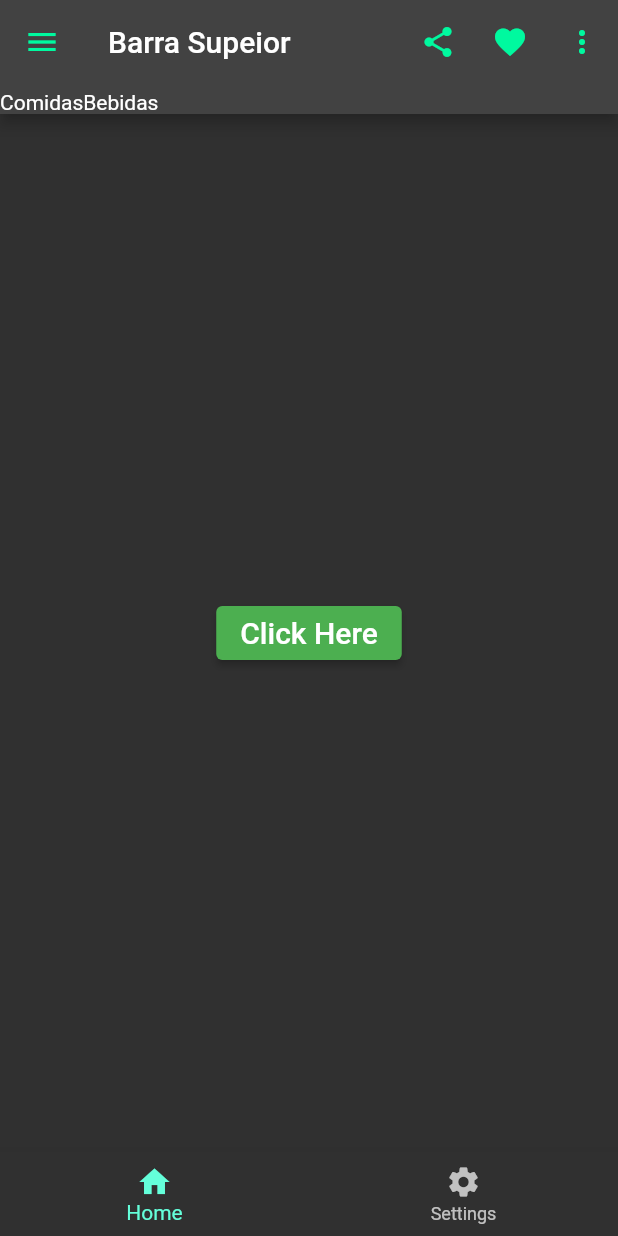
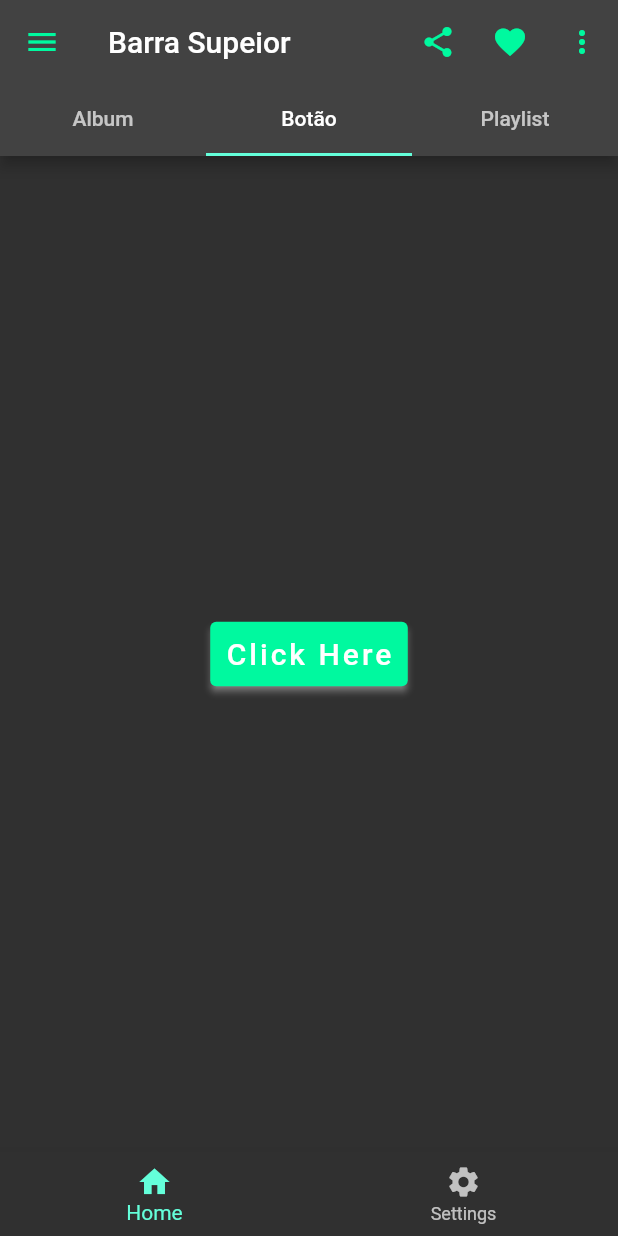
Before and after one commit to Mauricio-Silva/FirstApp, a Flutter app: the screen it shows after launch, on a phone screen of 412 x 824 dp. Run offline on Flutter 3.47's test engine with Material 2 defaults, Android fonts, the phone set to English and light mode, and no system bars.

Commit message:
Aula_25_04_2022

```diff
--- a/lib/main.dart
+++ b/lib/main.dart
@@ -11,7 +11,11 @@ class FirstApp extends StatelessWidget {
   Widget build(BuildContext context) {
     return MaterialApp(
       debugShowCheckedModeBanner: false,
-      home: Scaffold(
+      theme: ThemeData.dark(),
+      home: DefaultTabController(
+        initialIndex: 1,
+        length: 3,
+        child: Scaffold(
           //=======================================================[ App Bar ]===-->
           appBar: AppBar(
             //====================================[ Leading ]===-->
@@ -43,22 +47,33 @@ class FirstApp extends StatelessWidget {
               ),
             ],
             //====================================[ Bottom ]===-->
-          bottom: PreferredSize(
-            child: Row(
-              children: const <Widget>[
-                Text("Comidas"),
-                Text("Bebidas"),
+            bottom: const TabBar(
+              tabs: <Widget>[
+                Tab(icon: Text("Album")),
+                Tab(icon: Text("Botão")),
+                Tab(icon: Text("Playlist")),
               ],
-            ),
-            // TabBar
-            preferredSize: const Size(00, 20),
             ),
           ),
           //=======================================================[ Body ]===-->
-        body: Container(
+          body: TabBarView(
+            children: <Widget>[
+              const Center(
+                child: Text("The Album is Here!"),
+              ),
+              Container(
                 alignment: Alignment.center,
                 child: const LittleButton(),
               ),
+              const Center(
+                child: Text("The Playlist is Here!"),
+              ),
+            ],
+          ),
+          // body: Container(
+          //   alignment: Alignment.center,
+          //   child: const LittleButton(),
+          // ),
           //=======================================================[ Drawer ]===-->
           drawer: Drawer(
             child: ListView(
@@ -98,7 +113,7 @@ class FirstApp extends StatelessWidget {
             ],
           ),
         ),
-      theme: ThemeData.dark(),
+      ),
     );
   }
 }
@@ -114,12 +129,20 @@ class LittleButton extends StatelessWidget {
   Widget build(BuildContext context) {
     return ElevatedButton(
         child: const Text("Click Here",
-            style: TextStyle(color: Colors.white, fontSize: 20)),
+            style: TextStyle(
+              color: Colors.white,
+              fontSize: 20,
+              letterSpacing: 2.0,
+            )),
         // onPressed: _click,
         onPressed: () {
           print("The User has clicked");
         },
-        style: ElevatedButton.styleFrom(primary: Colors.green));
+        style: ElevatedButton.styleFrom(
+          primary: const Color(0xff00f99f),
+          padding: const EdgeInsets.all(10.0),
+          shadowColor: const Color(0xffffffff),
+        ));
   }
 }
 
```
Also changed, not shown: 1 other file. Lines whose indentation alone changed are shown as unchanged.
